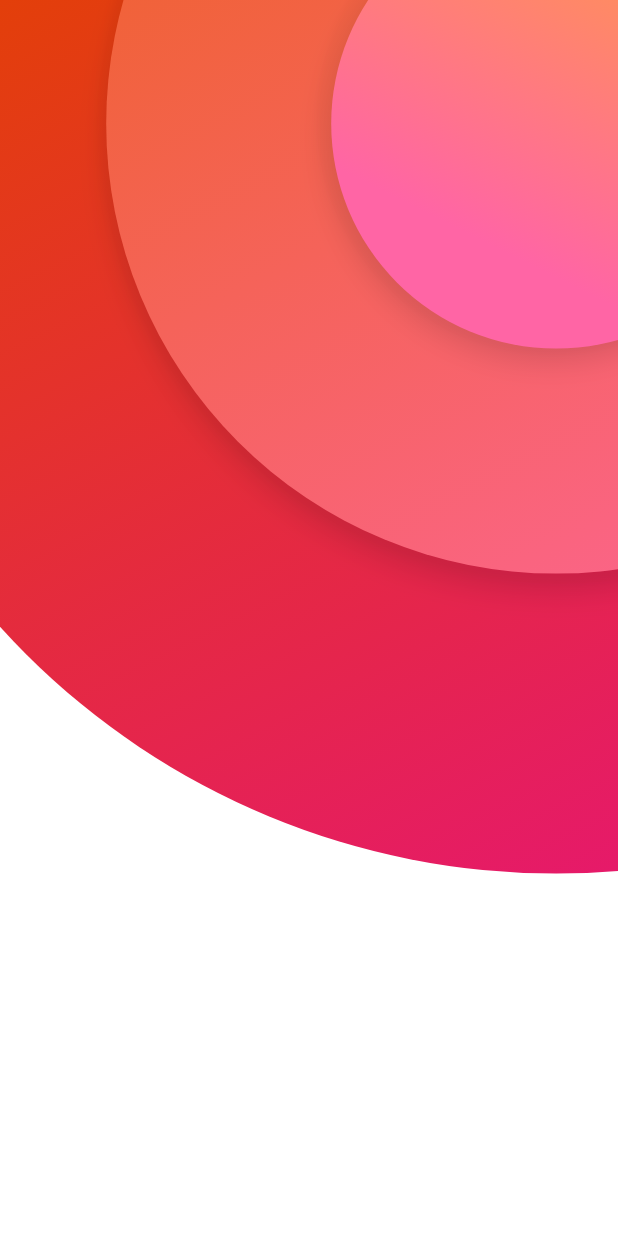
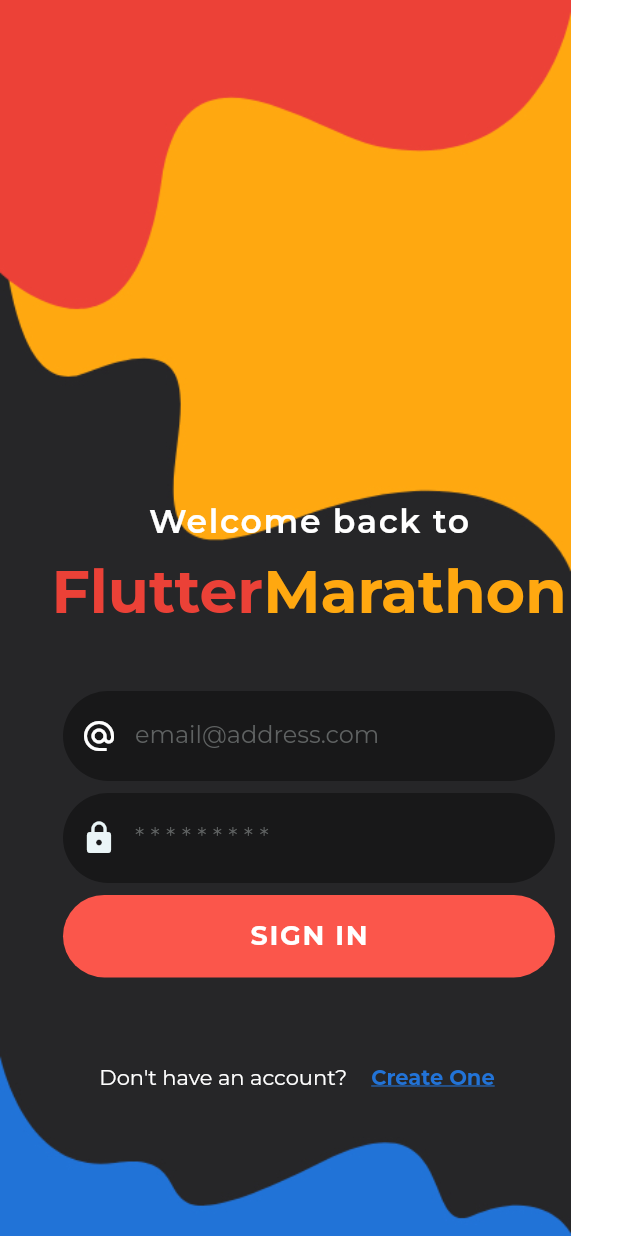
Before and after one commit to hyperionstudios/flutter_ui, a Flutter app: the screen it shows after launch, on a phone screen of 412 x 824 dp. Run offline on Flutter 3.47's test engine with Material 2 defaults, Android fonts, the phone set to English and light mode, and no system bars; our stand-ins replace font_awesome_flutter, google_fonts; project files that could hold a hidden picture were left out.

Commit message:
add registration 6

```diff
--- a/lib/main.dart
+++ b/lib/main.dart
@@ -9,6 +9,7 @@ import 'package:flutterui/registration/registration2.dart';
 import 'package:flutterui/registration/registration3.dart';
 import 'package:flutterui/registration/registration4.dart';
 import 'package:flutterui/registration/registration5.dart';
+import 'package:flutterui/registration/registration6.dart';
 
 import 'profiles/profile1/profile_1.dart';
 import 'profiles/profile2/profile2.dart';
@@ -27,7 +28,7 @@ class MyApp extends StatelessWidget {
       theme: ThemeData(
         primarySwatch: Colors.blue,
       ),
-      home: Registration5(),
+      home: Registration6(),
     );
   }
 }
--- /dev/null
+++ b/lib/registration/registration6.dart
@@ -0,0 +1,210 @@
+import 'package:flutter/material.dart';
+import 'package:google_fonts/google_fonts.dart';
+
+class Registration6 extends StatefulWidget {
+  @override
+  _Registration6State createState() => _Registration6State();
+}
+
+class _Registration6State extends State<Registration6> {
+  OutlineInputBorder _inputBorder = OutlineInputBorder(
+    borderSide: BorderSide(color: Colors.transparent, width: 0),
+    borderRadius: BorderRadius.all(
+      Radius.circular(50),
+    ),
+  );
+
+  TextStyle _hintStyle = TextStyle(
+    color: Color(0xFF5F6262),
+  );
+
+  @override
+  Widget build(BuildContext context) {
+    return Theme(
+      data: ThemeData(
+        fontFamily: GoogleFonts.montserrat().fontFamily,
+      ),
+      child: Stack(
+        children: <Widget>[
+          Image.asset(
+            'assets/registration/waves_bg.jpg',
+            fit: BoxFit.cover,
+            height: MediaQuery.of(context).size.height,
+          ),
+          Scaffold(
+            backgroundColor: Colors.transparent,
+            appBar: AppBar(
+              backgroundColor: Colors.transparent,
+              elevation: 0,
+            ),
+            body: Column(
+              mainAxisAlignment: MainAxisAlignment.end,
+              children: <Widget>[
+                ..._titles(context),
+                Padding(
+                  padding: EdgeInsets.all(42),
+                  child: Form(
+                    child: Column(
+                      children: _form(context),
+                    ),
+                  ),
+                ),
+                _notes(context),
+                SizedBox(
+                  height: MediaQuery.of(context).size.height * .1,
+                ),
+              ],
+            ),
+          ),
+        ],
+      ),
+    );
+  }
+
+  List<Widget> _form(BuildContext context) {
+    return [
+      TextFormField(
+        style: TextStyle(
+          color: Colors.white,
+        ),
+        decoration: InputDecoration(
+          hintText: 'email@address.com',
+          hintStyle: _hintStyle,
+          prefixIcon: Icon(
+            Icons.alternate_email,
+            color: Colors.white,
+          ),
+          prefixStyle: TextStyle(
+            color: Color(0xFFEAF5F7),
+          ),
+          fillColor: Color(0xFF181819),
+          border: _inputBorder,
+          focusedBorder: _inputBorder,
+          disabledBorder: _inputBorder,
+          enabledBorder: _inputBorder,
+          filled: true,
+        ),
+      ),
+      SizedBox(
+        height: 8,
+      ),
+      TextFormField(
+        style: TextStyle(
+          color: Colors.white,
+        ),
+        obscureText: true,
+        decoration: InputDecoration(
+          prefixStyle: TextStyle(
+            color: Color(0xFFEAF5F7),
+          ),
+          hintText: '* * * * * * * * * ',
+          hintStyle: _hintStyle,
+          prefixIcon: Icon(
+            Icons.lock,
+            color: Color(0xFFEAF5F7),
+          ),
+          fillColor: Color(0xFF181819),
+          border: _inputBorder,
+          focusedBorder: _inputBorder,
+          disabledBorder: _inputBorder,
+          enabledBorder: _inputBorder,
+          filled: true,
+        ),
+      ),
+      SizedBox(
+        height: 8,
+      ),
+      Container(
+        width: double.infinity,
+        height: 55,
+        decoration: BoxDecoration(
+            color: Color(0xFFFB564B),
+            borderRadius: BorderRadius.all(Radius.circular(50))),
+        child: InkWell(
+          onTap: () {},
+          child: Align(
+            alignment: Alignment.center,
+            child: Text(
+              'SIGN IN',
+              style: TextStyle(
+                color: Colors.white,
+                fontWeight: FontWeight.bold,
+                fontSize: 18,
+                letterSpacing: 1.1,
+              ),
+            ),
+          ),
+        ),
+      ),
+    ];
+  }
+
+  List<Widget> _titles(BuildContext context) {
+    return [
+      Text(
+        'Welcome back to',
+        style: TextStyle(
+          color: Colors.white,
+          fontSize: 22,
+          fontWeight: FontWeight.w600,
+          letterSpacing: 1.1,
+        ),
+      ),
+      SizedBox(
+        height: 8,
+      ),
+      Row(
+        mainAxisAlignment: MainAxisAlignment.center,
+        crossAxisAlignment: CrossAxisAlignment.center,
+        children: <Widget>[
+          Padding(
+            padding: EdgeInsets.only(left: 32),
+            child: Text(
+              'Flutter',
+              style: TextStyle(
+                fontSize: 40,
+                fontWeight: FontWeight.bold,
+                color: Color(0xFFEB4137),
+              ),
+            ),
+          ),
+          Padding(
+            padding: EdgeInsets.only(right: 32),
+            child: Text(
+              'Marathon',
+              style: TextStyle(
+                fontSize: 40,
+                fontWeight: FontWeight.bold,
+                color: Color(0xFFFFA810),
+              ),
+            ),
+          ),
+        ],
+      ),
+    ];
+  }
+
+  Widget _notes(BuildContext context) {
+    return Row(
+      mainAxisAlignment: MainAxisAlignment.center,
+      crossAxisAlignment: CrossAxisAlignment.center,
+      children: <Widget>[
+        Text(
+          "Don't have an account?",
+          style: TextStyle(color: Colors.white),
+        ),
+        FlatButton(
+          onPressed: () {},
+          child: Text(
+            'Create One',
+            style: TextStyle(
+              color: Color(0xFF2273D7),
+              decoration: TextDecoration.underline,
+              fontWeight: FontWeight.bold,
+            ),
+          ),
+        ),
+      ],
+    );
+  }
+}
```
Also changed, not shown: assets/registration/waves_bg.jpg (added), 1 other file.
